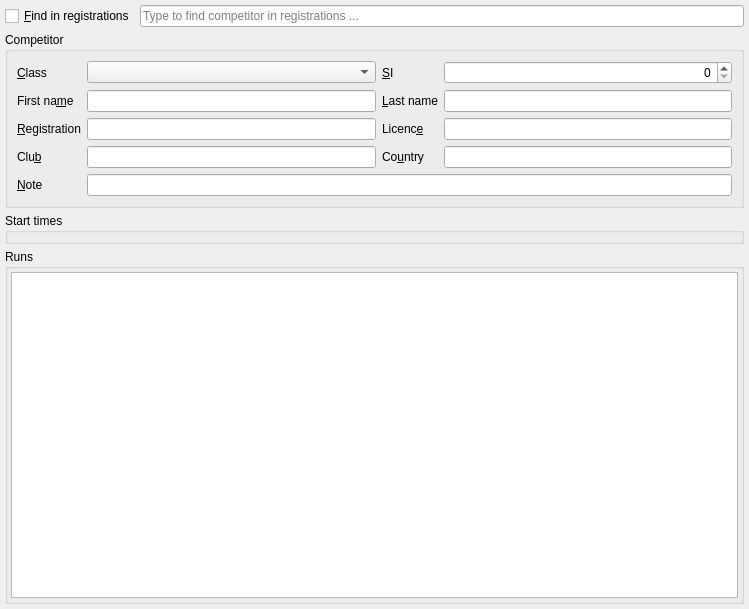
The window that quickevent/app/plugins/qml/Competitors/src/competitorwidget.ui (Quick-Event/quickbox) describes before a commit, drawn with Qt 5.
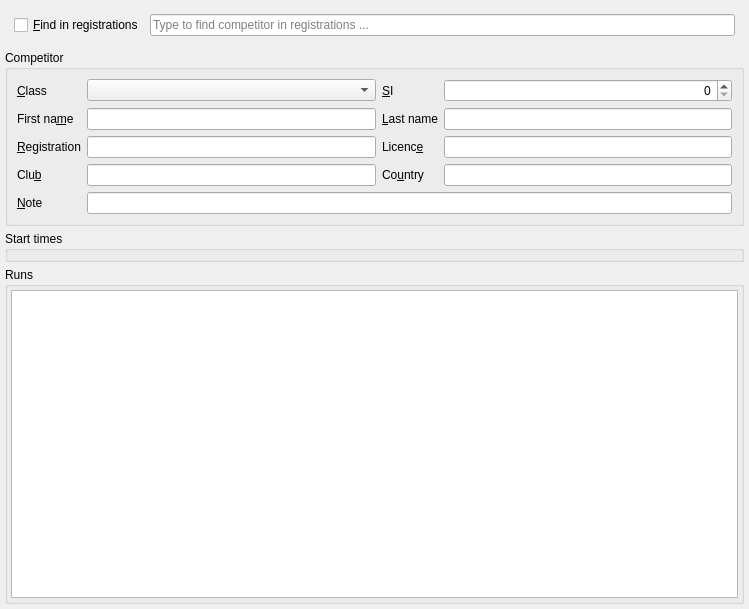
The same window after the commit. Custom widgets are drawn as their Qt base class.

Commit message: #345 Delete competitor dialog should not have "find in registration" and "save and next" items

```diff
--- a/quickevent/app/plugins/qml/Competitors/src/competitorwidget.ui
+++ b/quickevent/app/plugins/qml/Competitors/src/competitorwidget.ui
@@ -30,6 +30,7 @@
     <number>5</number>
    </property>
    <item>
+    <widget class="QFrame" name="frmFind">
     <layout class="QHBoxLayout" name="horizontalLayout">
      <item>
       <widget class="QCheckBox" name="chkFind">
@@ -49,6 +50,7 @@
       </widget>
      </item>
     </layout>
+    </widget>
    </item>
    <item>
     <widget class="QGroupBox" name="groupBox_2">
```
Left out of the diff: 19 changed lines with no effect on the pictures. Lines whose indentation alone changed are shown as unchanged. The commit also changes 2 other files.
